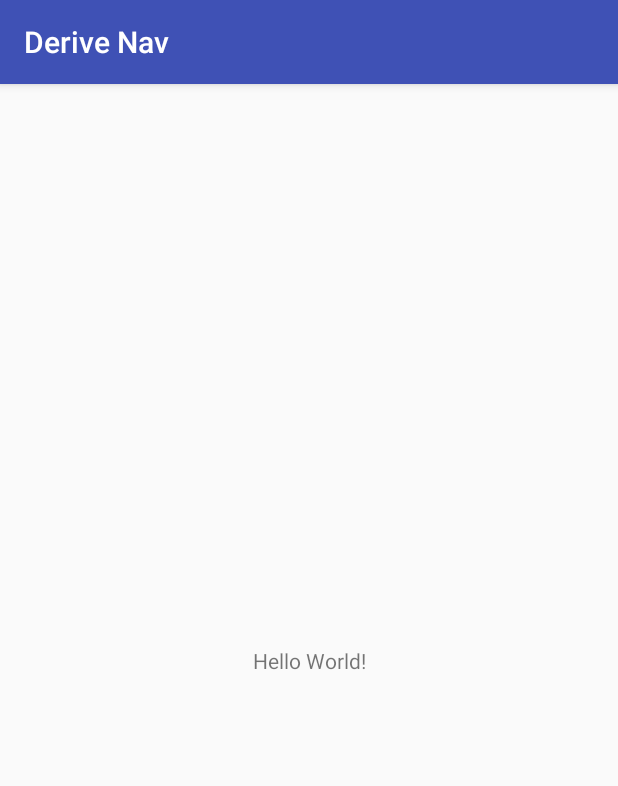
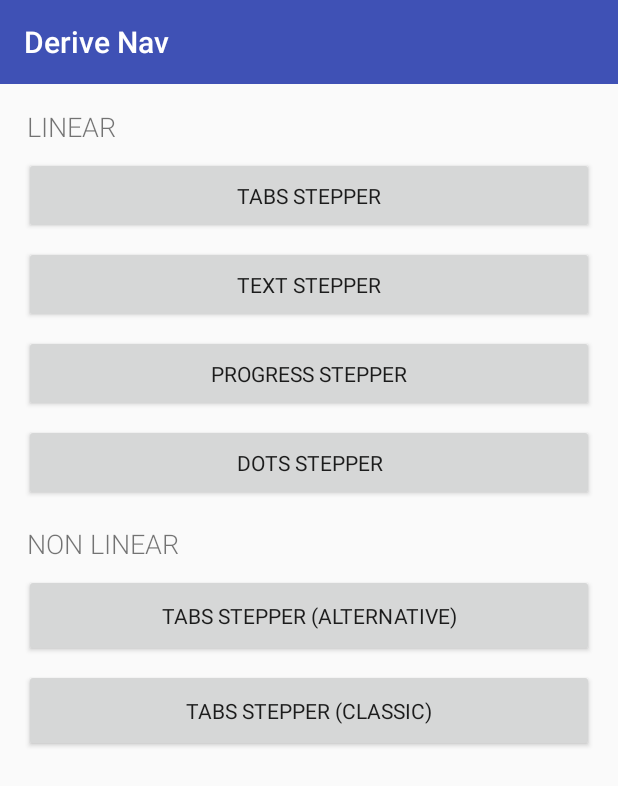
Before and after one commit to Ecko95/derive-nav, an Android app: the screen it shows after launch (MainActivity), on a phone screen of 412 x 824 dp. Shown: the top 786 px of the screen. Run offline under Robolectric (Android 15) with nearby library versions, the phone set to English and light mode, and no system bars.

Commit message:
added repos

```diff
--- a/app/build.gradle
+++ b/app/build.gradle
@@ -25,4 +25,5 @@ dependencies {
     testImplementation 'junit:junit:4.12'
     androidTestImplementation 'com.android.support.test:runner:1.0.1'
     androidTestImplementation 'com.android.support.test.espresso:espresso-core:3.0.1'
+    compile 'com.github.fcannizzaro:material-stepper:1.2.2'
 }
--- a/app/src/main/AndroidManifest.xml
+++ b/app/src/main/AndroidManifest.xml
@@ -16,6 +16,7 @@
                 <category android:name="android.intent.category.LAUNCHER" />
             </intent-filter>
         </activity>
+        <activity android:name=".TabClassic"/>
     </application>
 
 </manifest>
--- a/app/src/main/java/com/example/joshua/derivenav/MainActivity.java
+++ b/app/src/main/java/com/example/joshua/derivenav/MainActivity.java
@@ -1,13 +1,57 @@
 package com.example.joshua.derivenav;
 
+import android.content.Intent;
 import android.support.v7.app.AppCompatActivity;
 import android.os.Bundle;
+import android.support.v7.widget.Toolbar;
+import android.view.View;
+import android.widget.Button;
+import android.widget.Toast;
 
-public class MainActivity extends AppCompatActivity {
+public class MainActivity extends AppCompatActivity implements View.OnClickListener{
+
+    private Button tabs, progress, text, dots, tabsNL, tabClassic;
+    private Toolbar toolbar;
 
     @Override
     protected void onCreate(Bundle savedInstanceState) {
         super.onCreate(savedInstanceState);
         setContentView(R.layout.activity_main);
+
+        tabs = (Button) findViewById(R.id.tabsL);
+        tabsNL = (Button) findViewById(R.id.tabs);
+        tabClassic = (Button) findViewById(R.id.tabClassic);
+        text = (Button) findViewById(R.id.text);
+        progress = (Button) findViewById(R.id.progress);
+        dots = (Button) findViewById(R.id.dots);
+        toolbar = (Toolbar) findViewById(R.id.toolbar);
+
+        tabs.setOnClickListener(this);
+        tabsNL.setOnClickListener(this);
+        tabClassic.setOnClickListener(this);
+        text.setOnClickListener(this);
+        progress.setOnClickListener(this);
+        dots.setOnClickListener(this);
+
+        setSupportActionBar(toolbar);
+    }
+
+    @Override
+    protected void onActivityResult(int requestCode, int resultCode, Intent data) {
+        if (data != null && data.getExtras() != null)
+            for (String key : data.getExtras().keySet())
+                Toast.makeText(this, key + " : " + data.getExtras().get(key).toString(), Toast.LENGTH_SHORT).show();
+
+        super.onActivityResult(requestCode, resultCode, data);
+    }
+    @Override
+    public void onClick(View view) {
+        Intent intent = null;
+
+        if (view == tabClassic){
+            intent = new Intent(this, TabClassic.class);
+        }
+
+        startActivityForResult(intent, 1);
     }
 }
--- a/app/src/main/res/layout/activity_main.xml
+++ b/app/src/main/res/layout/activity_main.xml
@@ -1,18 +1,108 @@
 <?xml version="1.0" encoding="utf-8"?>
-<android.support.constraint.ConstraintLayout xmlns:android="http://schemas.android.com/apk/res/android"
-    xmlns:app="http://schemas.android.com/apk/res-auto"
+<RelativeLayout
+    xmlns:android="http://schemas.android.com/apk/res/android"
     xmlns:tools="http://schemas.android.com/tools"
     android:layout_width="match_parent"
     android:layout_height="match_parent"
-    tools:context="com.example.joshua.derivenav.MainActivity">
+    xmlns:app="http://schemas.android.com/apk/res-auto">
 
-    <TextView
-        android:layout_width="wrap_content"
-        android:layout_height="wrap_content"
-        android:text="Hello World!"
-        app:layout_constraintBottom_toBottomOf="parent"
-        app:layout_constraintLeft_toLeftOf="parent"
-        app:layout_constraintRight_toRightOf="parent"
-        app:layout_constraintTop_toTopOf="parent" />
+    <android.support.v7.widget.Toolbar
+        android:id="@+id/toolbar"
+        android:layout_width="match_parent"
+        android:layout_height="?actionBarSize"
+        app:theme="@style/Base.ThemeOverlay.AppCompat.Dark.ActionBar"
+        android:background="@color/colorPrimary"/>
 
-</android.support.constraint.ConstraintLayout>
+    <ScrollView
+        android:layout_width="match_parent"
+        android:layout_height="match_parent"
+        android:layout_below="@id/toolbar">
+
+        <LinearLayout
+            android:layout_width="match_parent"
+            android:layout_height="wrap_content"
+            android:orientation="vertical"
+            android:paddingLeft="16dp"
+            android:paddingRight="16dp"
+            android:paddingTop="16dp"
+            tools:context="com.">
+
+            <TextView
+                android:layout_width="wrap_content"
+                android:layout_height="wrap_content"
+                android:layout_marginBottom="8dp"
+                android:layout_marginLeft="2dp"
+                android:fontFamily="sans-serif-light"
+                android:text="@string/linear"
+                android:textSize="18sp"/>
+
+            <Button
+                android:id="@+id/tabsL"
+                android:layout_width="match_parent"
+                android:layout_height="wrap_content"
+                android:layout_marginBottom="8dp"
+                android:fontFamily="sans-serif-condesed"
+                android:padding="16dp"
+                android:text="@string/tabs_stepper"/>
+
+            <Button
+                android:id="@+id/text"
+                android:layout_width="match_parent"
+                android:layout_height="wrap_content"
+                android:layout_marginBottom="8dp"
+                android:fontFamily="sans-serif-condesed"
+                android:padding="16dp"
+                android:text="@string/text_stepper"/>
+
+            <Button
+                android:id="@+id/progress"
+                android:layout_width="match_parent"
+                android:layout_height="wrap_content"
+                android:layout_marginBottom="8dp"
+                android:fontFamily="sans-serif-condesed"
+                android:padding="16dp"
+                android:text="@string/progress_stepper"/>
+
+            <Button
+                android:id="@+id/dots"
+                android:layout_width="match_parent"
+                android:layout_height="wrap_content"
+                android:layout_marginBottom="12dp"
+                android:fontFamily="sans-serif-condesed"
+                android:padding="16dp"
+                android:text="@string/dots_stepper"/>
+
+
+            <TextView
+                android:layout_width="wrap_content"
+                android:layout_height="wrap_content"
+                android:layout_marginBottom="8dp"
+                android:layout_marginLeft="2dp"
+                android:layout_marginTop="4dp"
+                android:fontFamily="sans-serif-light"
+                android:text="@string/non_linear"
+                android:textSize="18sp"/>
+
+            <Button
+                android:id="@+id/tabs"
+                android:layout_width="match_parent"
+                android:layout_height="wrap_content"
+                android:layout_marginBottom="8dp"
+                android:fontFamily="sans-serif-condesed"
+                android:padding="18dp"
+                android:text="@string/tabs_stepper_alternative"/>
+
+            <Button
+                android:id="@+id/tabClassic"
+                android:layout_width="match_parent"
+                android:layout_height="wrap_content"
+                android:layout_marginBottom="8dp"
+                android:fontFamily="sans-serif-condesed"
+                android:padding="18dp"
+                android:text="@string/tabs_stepper_classic"/>
+
+        </LinearLayout>
+
+    </ScrollView>
+
+</RelativeLayout>
--- a/app/src/main/res/values/strings.xml
+++ b/app/src/main/res/values/strings.xml
@@ -1,3 +1,11 @@
 <resources>
     <string name="app_name">Derive Nav</string>
+    <string name="linear">LINEAR</string>
+    <string name="tabs_stepper">Tabs Stepper</string>
+    <string name="text_stepper">Text Stepper</string>
+    <string name="progress_stepper">Progress Stepper</string>
+    <string name="dots_stepper">Dots Stepper</string>
+    <string name="non_linear">NON LINEAR</string>
+    <string name="tabs_stepper_alternative">Tabs Stepper (Alternative)</string>
+    <string name="tabs_stepper_classic">Tabs Stepper (Classic)</string>
 </resources>
--- a/app/src/main/res/values/styles.xml
+++ b/app/src/main/res/values/styles.xml
@@ -1,11 +1,14 @@
 <resources>
 
     <!-- Base application theme. -->
-    <style name="AppTheme" parent="Theme.AppCompat.Light.DarkActionBar">
+    <style name="AppTheme" parent="Theme.AppCompat.DayNight.DarkActionBar">
         <!-- Customize your theme here. -->
-        <item name="colorPrimary">@color/colorPrimary</item>
-        <item name="colorPrimaryDark">@color/colorPrimaryDark</item>
-        <item name="colorAccent">@color/colorAccent</item>
+            <item name="colorPrimary">@color/colorPrimary</item>
+            <item name="colorPrimaryDark">@color/colorPrimaryDark</item>
+            <item name="colorAccent">@color/colorAccent</item>
+            <item name="android:windowIsTranslucent">true</item>
+            <item name="windowActionBar">false</item>
+            <item name="windowNoTitle">true</item>
     </style>
 
 </resources>
```
Also changed, not shown: app/src/main/java/com/example/joshua/derivenav/StepSample.java (added, +89 -0 lines), app/src/main/java/com/example/joshua/derivenav/TabClassic.java (added, +41 -0 lines), app/src/main/res/layout/step.xml (added, +16 -0 lines).
